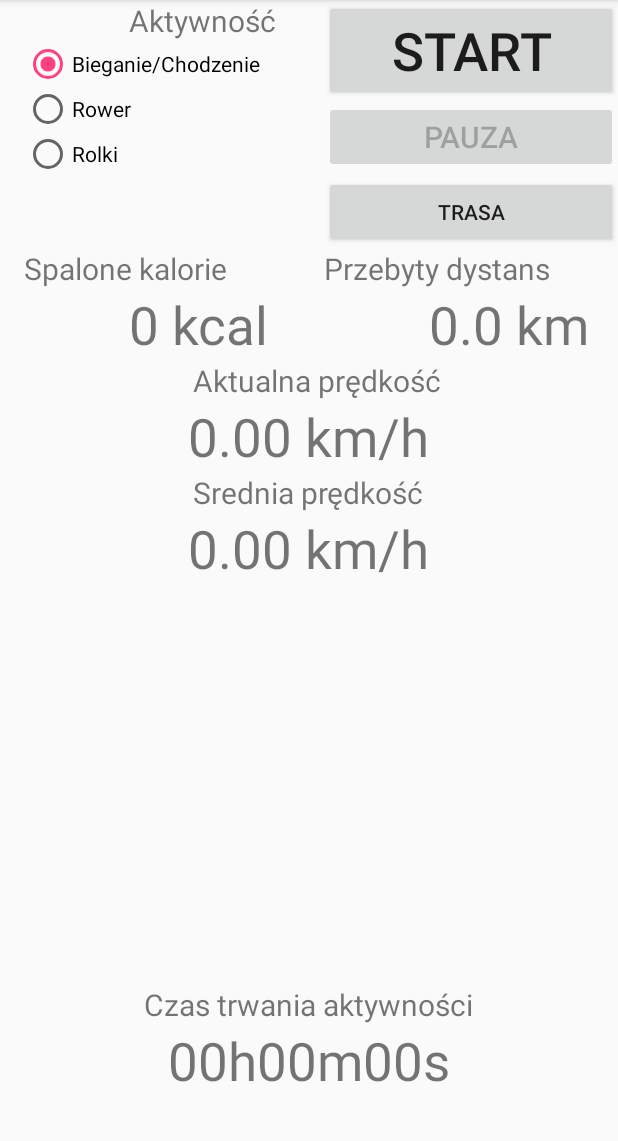
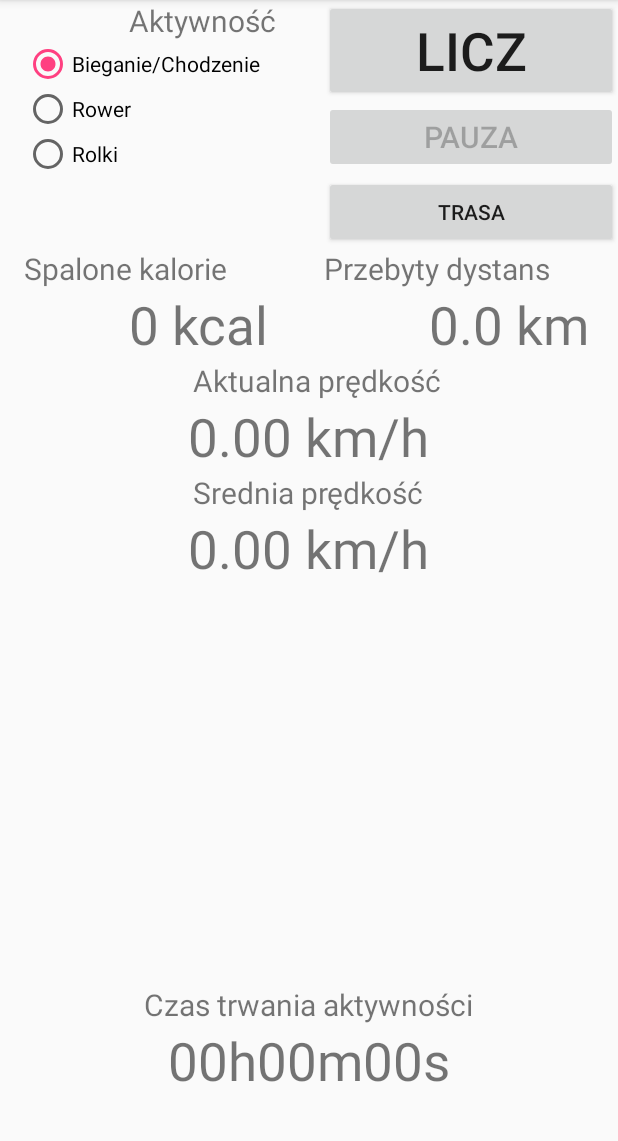
Before and after one commit to jakubr22/ActivityTracker, an Android app: the screen it shows after launch (CaloriesCounterActivity), after a tap on "REJESTRATOR AKTYWNOŚCI", on a phone screen of 412 x 824 dp, the part 84-1225 px from its top. Run offline under Robolectric (Android 15) with nearby library versions, the phone set to English and light mode, and no system bars; 5 statements that could not run were skipped.

Commit message:
coś działa

```diff
--- a/app/src/main/java/com/example/kuba/activitytracker/CaloriesCounterActivity.java
+++ b/app/src/main/java/com/example/kuba/activitytracker/CaloriesCounterActivity.java
@@ -15,7 +15,6 @@ import com.example.kuba.activitytracker.core.GPS;
 import com.example.kuba.activitytracker.core.IActivity;
 import com.example.kuba.activitytracker.core.Point;
 
-import java.sql.SQLOutput;
 import java.text.DateFormat;
 import java.text.SimpleDateFormat;
 import java.util.Date;
@@ -40,11 +39,20 @@ public class CaloriesCounterActivity extends AppCompatActivity implements IActiv
         //data.clearData();
         String weight = sharedPreferences.getString("weight", "");
 
-
-
         if (weight != "") {
             data.setUserWeight(Double.parseDouble(weight));
         }
+        if (data.isPause())
+            ((Button) findViewById(R.id.pause)).setText("kontynuuj");
+        else
+            ((Button) findViewById(R.id.pause)).setText("pauza");
+        if (data.isLicz()) {
+            ((Button) findViewById(R.id.button)).setText("Stop");
+            findViewById(R.id.pause).setEnabled(true);
+        } else
+            ((Button) findViewById(R.id.button)).setText("Licz");
+
+
         show();
     }
 
@@ -71,19 +79,17 @@ public class CaloriesCounterActivity extends AppCompatActivity implements IActiv
             //gps.getHistoryActivity().add(data.getCalories(), data.getAverageSpeed(), data.getDistance(), data.getTime());
             gps.getHistoryActivity().add(data);
             findViewById(R.id.pause).setEnabled(false);
-            ((Button)findViewById(R.id.pause)).setText("Pauza");
+            ((Button) findViewById(R.id.pause)).setText("Pauza");
             data.setPause(false);
             data.setLicz(false);
             String rodzajAktywnosci;
-            if(((RadioButton)findViewById(R.id.radioButton3)).isChecked()){
+            if (((RadioButton) findViewById(R.id.radioButton3)).isChecked()) {
                 rodzajAktywnosci = "Bieganie";
-            }
-            else if (((RadioButton)findViewById(R.id.radioButton4)).isChecked()){
+            } else if (((RadioButton) findViewById(R.id.radioButton4)).isChecked()) {
                 rodzajAktywnosci = "Rower";
-            }
-            else rodzajAktywnosci = "Rolki";
+            } else rodzajAktywnosci = "Rolki";
             System.out.println("zapisuje");
-            activitySaving(data,rodzajAktywnosci);
+            activitySaving(data, rodzajAktywnosci);
             data.clearData();
         }
     }
@@ -105,23 +111,22 @@ public class CaloriesCounterActivity extends AppCompatActivity implements IActiv
      * wykonuje obliczenia do potrzebne do oczacowania kalorii
      */
     private void count(Point prev, Point next) {
-        if(((RadioButton)findViewById(R.id.radioButton3)).isChecked()){
-            System.out.println(getKcalNaKgNaSecBiegu(calculateSpeed(getDistanceBetweenPoints(prev, next),getTimeInterval(prev, next))));
+        if (((RadioButton) findViewById(R.id.radioButton3)).isChecked()) {
+            System.out.println(getKcalNaKgNaSecBiegu(calculateSpeed(getDistanceBetweenPoints(prev, next), getTimeInterval(prev, next))));
             System.out.println(getTimeInterval(prev, next));
             System.out.println(data.getUserWeight());
-            data.add(getKcalNaKgNaSecBiegu(calculateSpeed(getDistanceBetweenPoints(prev, next),getTimeInterval(prev, next)))
-                    * getTimeInterval(prev, next) * data.getUserWeight(),
+            data.add(getKcalNaKgNaSecBiegu(calculateSpeed(getDistanceBetweenPoints(prev, next), getTimeInterval(prev, next)))
+                            * getTimeInterval(prev, next) * data.getUserWeight(),
                     calculateSpeed(getDistanceBetweenPoints(prev, next), getTimeInterval(prev, next)),
                     getDistanceBetweenPoints(prev, next),
                     getTimeInterval(prev, next));
-        }
-        else if (((RadioButton)findViewById(R.id.radioButton4)).isChecked()){
+        } else if (((RadioButton) findViewById(R.id.radioButton4)).isChecked()) {
             data.add(getKcalNaKgNaSecJazdyRowerem(next.getSpeed()) * getTimeInterval(prev, next) * data.getUserWeight(),
                     calculateSpeed(getDistanceBetweenPoints(prev, next), getTimeInterval(prev, next)),
                     getDistanceBetweenPoints(prev, next),
                     getTimeInterval(prev, next));
-        }
-        else data.add(getKcalNaKgNaSecJazdyNaRolkach(next.getSpeed()) * getTimeInterval(prev, next) * data.getUserWeight(),
+        } else
+            data.add(getKcalNaKgNaSecJazdyNaRolkach(next.getSpeed()) * getTimeInterval(prev, next) * data.getUserWeight(),
                     calculateSpeed(getDistanceBetweenPoints(prev, next), getTimeInterval(prev, next)),
                     getDistanceBetweenPoints(prev, next),
                     getTimeInterval(prev, next));
@@ -154,6 +159,7 @@ public class CaloriesCounterActivity extends AppCompatActivity implements IActiv
         String czas = secondsToTimeFormat((int) data.getTime());
         czasTrwania.setText(czas);
     }
+
     @Override
     public void refresh() {
         if (!data.isLicz()) return;
@@ -178,7 +184,7 @@ public class CaloriesCounterActivity extends AppCompatActivity implements IActiv
         startActivity(intent);
     }
 
-    public void activitySaving (CaloriesData data, String rodzajAktywnosci){
+    public void activitySaving(CaloriesData data, String rodzajAktywnosci) {
         //Rodzaj,Data,czas trwania,Kalorie,dystans,srednia predkosc
         Set<String> activity = new LinkedHashSet<String>();
         activity.add(rodzajAktywnosci);
@@ -191,7 +197,7 @@ public class CaloriesCounterActivity extends AppCompatActivity implements IActiv
         activity.add(String.valueOf(data.getAverageSpeed()));
         editor.putInt("activityNumber", activityNumber);
         editor.commit();
-        editor.putStringSet("activity" + activityNumber,activity);
+        editor.putStringSet("activity" + activityNumber, activity);
         editor.commit();
     }
 
@@ -281,45 +287,45 @@ public class CaloriesCounterActivity extends AppCompatActivity implements IActiv
 
     double getKcalNaKgNaSecBiegu(double speed) { //predkosc w km/h; zwraca nam wartosc spalanych kalorii na kg masy ciala przy podanej predkosci
         double mTKm = 1.609;
-        if (speed < 2 * mTKm) return 2.0/3600;
-        else if (speed < 2.5 * mTKm) return 3.0/3600;
-        else if (speed < 3 * mTKm) return 3.5/3600;
-        else if (speed < 3.5 * mTKm) return 4.3/3600;
-        else if (speed < 4 * mTKm) return 5.0/3600;
-        else if (speed < 4.5 * mTKm) return 7.0/3600;
-        else if (speed < 5 * mTKm) return 8.3/3600;
-        else if (speed < 6 * mTKm) return 9.8/3600;
-        else if (speed < 7 * mTKm) return 11.0/3600;
-        else if (speed < 8 * mTKm) return 11.8/3600;
-        else if (speed < 9 * mTKm) return 12.8/3600;
-        else if (speed < 10 * mTKm) return 14.5/3600;
-        else if (speed < 11 * mTKm) return 16.0/3600;
-        else if (speed < 12 * mTKm) return 19.0/3600;
-        else if (speed < 13 * mTKm) return 20.8/3600;
-        else if (speed < 14 * mTKm) return 23.0/3600;
-        else return 24.5/3600;
+        if (speed < 2 * mTKm) return 2.0 / 3600;
+        else if (speed < 2.5 * mTKm) return 3.0 / 3600;
+        else if (speed < 3 * mTKm) return 3.5 / 3600;
+        else if (speed < 3.5 * mTKm) return 4.3 / 3600;
+        else if (speed < 4 * mTKm) return 5.0 / 3600;
+        else if (speed < 4.5 * mTKm) return 7.0 / 3600;
+        else if (speed < 5 * mTKm) return 8.3 / 3600;
+        else if (speed < 6 * mTKm) return 9.8 / 3600;
+        else if (speed < 7 * mTKm) return 11.0 / 3600;
+        else if (speed < 8 * mTKm) return 11.8 / 3600;
+        else if (speed < 9 * mTKm) return 12.8 / 3600;
+        else if (speed < 10 * mTKm) return 14.5 / 3600;
+        else if (speed < 11 * mTKm) return 16.0 / 3600;
+        else if (speed < 12 * mTKm) return 19.0 / 3600;
+        else if (speed < 13 * mTKm) return 20.8 / 3600;
+        else if (speed < 14 * mTKm) return 23.0 / 3600;
+        else return 24.5 / 3600;
     }
 
     double getKcalNaKgNaSecJazdyRowerem(double speed) {//predkosc w km/h
         double mTKm = 1.609;
 
-        if (speed < 5.5 * mTKm) return 3.5/3600;
-        else if (speed < 9.4 * mTKm) return 5.8/3600;
-        else if (speed < 12 * mTKm) return 6.8/3600;
-        else if (speed < 14 * mTKm) return 8.0/3600;
-        else if (speed < 16 * mTKm) return 10.0/3600;
-        else if (speed < 19.5 * mTKm) return 12.0/3600;
-        else return 15.8/3600;
+        if (speed < 5.5 * mTKm) return 3.5 / 3600;
+        else if (speed < 9.4 * mTKm) return 5.8 / 3600;
+        else if (speed < 12 * mTKm) return 6.8 / 3600;
+        else if (speed < 14 * mTKm) return 8.0 / 3600;
+        else if (speed < 16 * mTKm) return 10.0 / 3600;
+        else if (speed < 19.5 * mTKm) return 12.0 / 3600;
+        else return 15.8 / 3600;
     }
 
     double getKcalNaKgNaSecJazdyNaRolkach(double speed) {//predkosc w km/h
         double mTKm = 1.609;
 
-        if (speed < 7 * mTKm) return 5.0/3600;
-        else if (speed < 9 * mTKm) return 7.5/3600;
-        else if (speed < 11 * mTKm) return 9.8/3600;
-        else if (speed < 13 * mTKm) return 12.3/3600;
-        else if (speed < 15 * mTKm) return 14.0/3600;
-        else return 15.0/3600;
+        if (speed < 7 * mTKm) return 5.0 / 3600;
+        else if (speed < 9 * mTKm) return 7.5 / 3600;
+        else if (speed < 11 * mTKm) return 9.8 / 3600;
+        else if (speed < 13 * mTKm) return 12.3 / 3600;
+        else if (speed < 15 * mTKm) return 14.0 / 3600;
+        else return 15.0 / 3600;
     }
 }
--- a/app/src/main/java/com/example/kuba/activitytracker/MainMenuActivity.java
+++ b/app/src/main/java/com/example/kuba/activitytracker/MainMenuActivity.java
@@ -7,7 +7,6 @@ import android.location.LocationManager;
 import android.os.Bundle;
 import android.support.v7.app.AppCompatActivity;
 import android.view.View;
-import android.widget.Button;
 import android.widget.TextView;
 
 import com.example.kuba.activitytracker.core.GPS;
@@ -33,16 +32,13 @@ public class MainMenuActivity extends AppCompatActivity {
         setName();
 
 
+            try {    // w przypadku braku fixa wyjatek jest łapany
 
-        boolean con=true;
-        while(con)
-            try {    // w przypadku braku fixa wyjatek jest łapany
-                con=false;
                 gps = new GPS((LocationManager) getSystemService(LOCATION_SERVICE));
                 gps.getLongitude();
             } catch (Exception e) {
                 //((Button) findViewById(R.id.button1)).setEnabled(false);
-                ((Button) findViewById(R.id.button2)).setEnabled(false);
+                //((Button) findViewById(R.id.button2)).setEnabled(false);
                 //((Button) findViewById(R.id.button3)).setEnabled(false);
                 //con=true;
                    // Thread.sleep(1000);
--- a/app/src/main/java/com/example/kuba/activitytracker/core/Log.java
+++ b/app/src/main/java/com/example/kuba/activitytracker/core/Log.java
@@ -18,6 +18,12 @@ public class Log {
         this.averageSpeed = averageSpeed;
         this.distance = distance;
         this.time = time;
+    }
+
+    public String toString() {
+
+        return log.getFirst().getDate().toString();
+
     }
 
 
```
Also changed, not shown: app/src/main/java/com/example/kuba/activitytracker/HistoryActivity.java (+10 -20 lines), app/src/main/java/com/example/kuba/activitytracker/core/History.java (+9 -5 lines).
